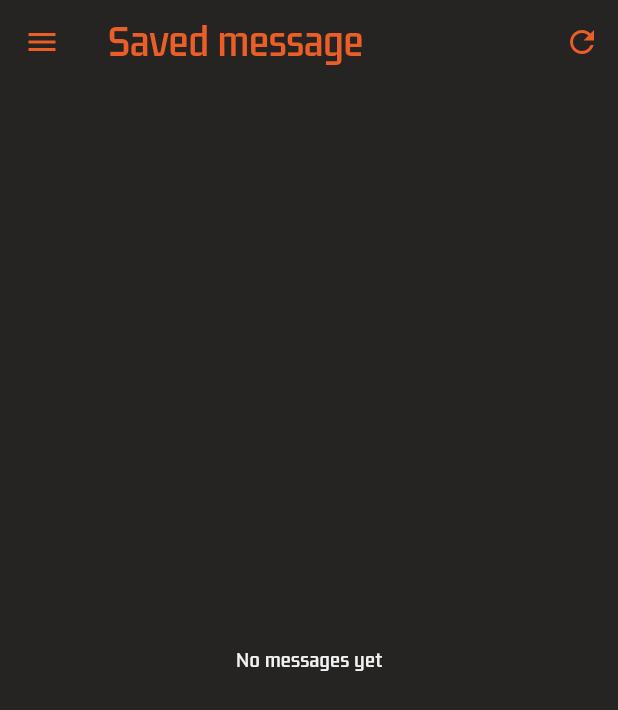
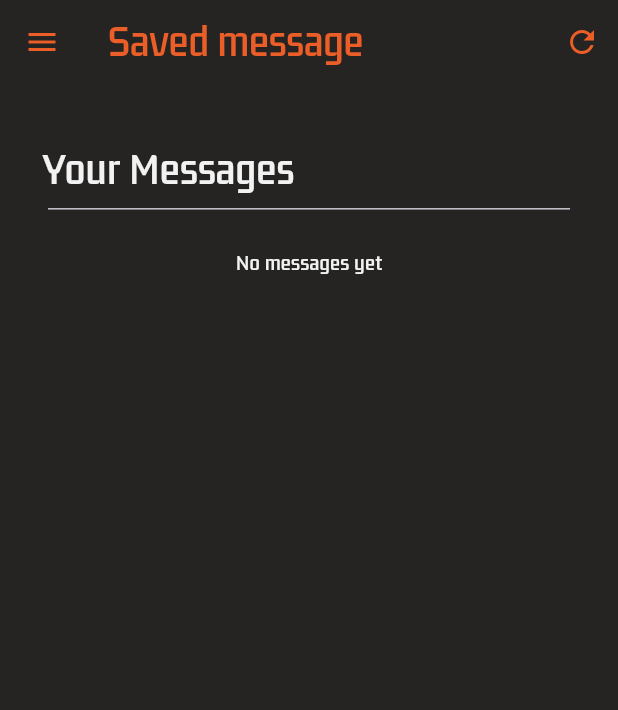
Before and after one commit to midosans/LSB, a Flutter app: the Massagescreen screen opened directly with empty values, on a phone screen of 412 x 824 dp. Shown: the top 710 px of the screen. Run offline on Flutter 3.47's test engine with Material 3 defaults, Android fonts, the phone set to English and light mode, and no system bars; our stand-ins replace bloc, curved_navigation_bar, device_info_plus, dio, flutter_bloc, flutter_screenutil and 3 more; missing offline and left inert: saver_gallery; accounts and stored records are empty.

Commit message:
fixed mssing text from message screen

```diff
--- a/lib/screens/massageScreen.dart
+++ b/lib/screens/massageScreen.dart
@@ -31,13 +31,32 @@
         actions: [
           IconButton(
             icon: const Icon(Icons.refresh, color: ColorsHelper.orange),
-            onPressed: onRefresh, // 🔄 refresh from parent
+            onPressed: onRefresh,
           ),
         ],
       ),
       body: Padding(
         padding: EdgeInsets.symmetric(horizontal: 20.w, vertical: 20.h),
-        child: AllMessagesWidget(messagesFuture: messagesFuture),
+        child: Column(
+          mainAxisAlignment: MainAxisAlignment.start,
+          mainAxisSize: MainAxisSize.min,
+          children: [
+            SizedBox(height: 20.h),
+            Align(
+              alignment: Alignment.centerLeft,
+              child: CustomText(
+                text: ' Your Messages',
+                color: ColorsHelper.white,
+                fontSize: 24.sp,
+              ),
+            ),
+            Divider(thickness: 1, indent: 10, endIndent: 10, height: 15.h),
+            Padding(
+              padding: EdgeInsets.symmetric(horizontal: 20.w, vertical: 20.h),
+              child: AllMessagesWidget(messagesFuture: messagesFuture),
+            ),
+          ],
+        ),
       ),
     );
   }
```
